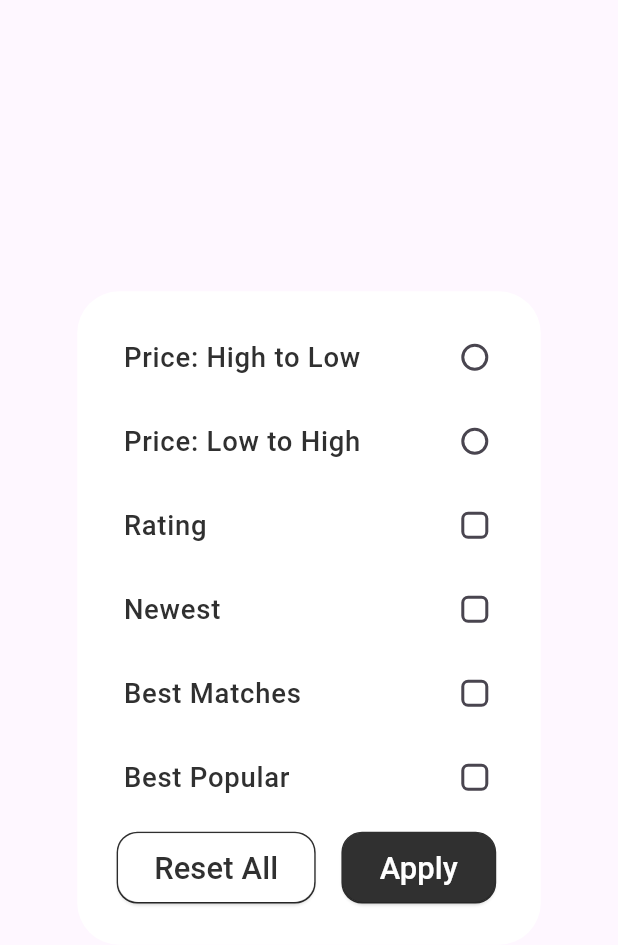
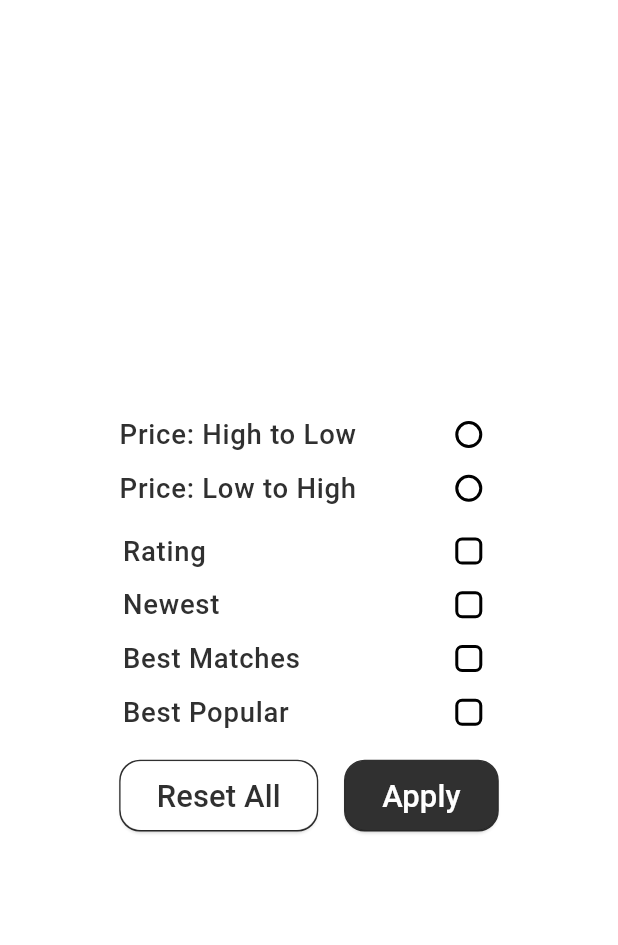
Before and after one commit to Emanpepars/la-mode, a Flutter app: the SortAlertDialog widget shown alone on an empty page, opened directly, on a phone screen of 412 x 824 dp. Shown: the top 945 px of the screen. Run offline on Flutter 3.47's test engine with Material 3 defaults, Android fonts, the phone set to English and light mode, and no system bars; our stand-ins replace badges, bloc, easy_localization, flutter_bloc, flutter_rating_bar, flutter_screenutil and 5 more; accounts and stored records are empty.

Commit message:
update sort dialog

```diff
--- a/lib/features/home/presentation/widgets/sort_alert_dialog.dart
+++ b/lib/features/home/presentation/widgets/sort_alert_dialog.dart
@@ -20,107 +20,53 @@
           crossAxisAlignment: CrossAxisAlignment.stretch,
           mainAxisSize: MainAxisSize.min,
           children: [
-            RadioListTile(
-              contentPadding: EdgeInsets.only(left: 6.w),
-              activeColor: AppColors.gold,
-              title: Text(
-                'Price: High to Low',
-                style: roboto16W500(),
-              ),
+            SortOptionTile(
+              title: 'Price: High to Low',
               value: 'price_high_to_low',
               groupValue: HomeCubit.get(context).selectedSortOption,
-              onChanged: (value) {
-                HomeCubit.get(context).onSingleFilterAlertChanged(value);
-              },
-              controlAffinity: ListTileControlAffinity.trailing,
             ),
-            RadioListTile(
-              contentPadding: EdgeInsets.only(left: 6.w),
-              activeColor: AppColors.gold,
-              title: Text(
-                'Price: Low to High',
-                style: roboto16W500(),
-              ),
+            SortOptionTile(
+              title: 'Price: Low to High',
               value: 'price_low_to_high',
               groupValue: HomeCubit.get(context).selectedSortOption,
-              onChanged: (value) {
-                HomeCubit.get(context).onSingleFilterAlertChanged(value);
-              },
-              controlAffinity: ListTileControlAffinity.trailing,
             ),
-            CheckboxListTile(
-              activeColor: AppColors.gold,
-              contentPadding: EdgeInsets.only(
-                left: 6.w,
-              ),
-              checkboxShape: RoundedRectangleBorder(
-                side: const BorderSide(
-                  color: AppColors.gold,
-                ),
-                borderRadius: BorderRadius.circular(4.sp),
-              ),
-              title: Text(
-                'Rating',
-                style: roboto16W500(),
-              ),
-              value: HomeCubit.get(context)
+            SizedBox(
+              height: 5.h,
+            ),
+            CuCheckBox(
+              title: 'Rating',
+              selectedFilterOption: 'Rating',
+              isChecked: HomeCubit.get(context)
                   .selectedFilterOptions
                   .contains('Rating'),
-              onChanged: (value) {
-                HomeCubit.get(context).onMultiSelectFilterAlert('Rating');
-              },
             ),
-            CheckboxListTile(
-              contentPadding: EdgeInsets.only(left: 6.w),
-              checkboxShape: RoundedRectangleBorder(
-                  borderRadius: BorderRadius.all(Radius.circular(4.sp))),
-              activeColor: AppColors.gold,
-              title: Text(
-                'Newest',
-                style: roboto16W500(),
-              ),
-              value: HomeCubit.get(context)
+            CuCheckBox(
+              title: 'Newest',
+              selectedFilterOption: 'newest',
+              isChecked: HomeCubit.get(context)
                   .selectedFilterOptions
                   .contains('newest'),
-              onChanged: (value) {
-                HomeCubit.get(context).onMultiSelectFilterAlert('newest');
-              },
             ),
-            CheckboxListTile(
-              contentPadding: EdgeInsets.only(left: 6.w),
-              checkboxShape: RoundedRectangleBorder(
-                  borderRadius: BorderRadius.all(Radius.circular(4.sp))),
-              activeColor: AppColors.gold,
-              title: Text(
-                'Best Matches',
-                style: roboto16W500(),
-              ),
-              value: HomeCubit.get(context)
+            CuCheckBox(
+              title: 'Best Matches',
+              selectedFilterOption: 'best_matches',
+              isChecked: HomeCubit.get(context)
                   .selectedFilterOptions
                   .contains('best_matches'),
-              onChanged: (value) {
-                HomeCubit.get(context).onMultiSelectFilterAlert('best_matches');
-              },
             ),
-            CheckboxListTile(
-              contentPadding: EdgeInsets.only(left: 6.w),
-              checkboxShape: RoundedRectangleBorder(
-                  borderRadius: BorderRadius.all(Radius.circular(4.sp))),
-              activeColor: AppColors.gold,
-              title: Text(
-                'Best Popular',
-                style: roboto16W500(),
-              ),
-              value: HomeCubit.get(context)
+            CuCheckBox(
+              title: 'Best Popular',
+              selectedFilterOption: 'best_popular',
+              isChecked: HomeCubit.get(context)
                   .selectedFilterOptions
                   .contains('best_popular'),
-              onChanged: (value) {
-                HomeCubit.get(context).onMultiSelectFilterAlert('best_popular');
-              },
+            ),
+            SizedBox(
+              height: 10.h,
             ),
             Container(
               height: 50.h,
-              padding: EdgeInsets.only(right: 5.w, left: 2.w, top: 4.h),
+              padding: EdgeInsets.only(top: 10.h),
               child: Row(
                 children: [
                   Expanded(
@@ -153,3 +99,75 @@
     );
   }
 }
+
+class CuCheckBox extends StatelessWidget {
+  final String title;
+  final String selectedFilterOption;
+
+  final bool isChecked;
+
+  const CuCheckBox(
+      {required this.title,
+      required this.isChecked,
+      required this.selectedFilterOption,
+      super.key});
+
+  @override
+  Widget build(BuildContext context) {
+    return SizedBox(
+      height: 30.h,
+      child: CheckboxListTile(
+        checkColor: Colors.white,
+        contentPadding: EdgeInsets.only(left: 2.w),
+        checkboxShape: RoundedRectangleBorder(
+          borderRadius: BorderRadius.all(
+            Radius.circular(4.sp),
+          ),
+        ),
+        activeColor: AppColors.gold,
+        title: Text(
+          title,
+          style: roboto16W500(),
+        ),
+        value: isChecked,
+        onChanged: (value) {
+          HomeCubit.get(context).onMultiSelectFilterAlert(selectedFilterOption);
+        },
+      ),
+    );
+  }
+}
+
+class SortOptionTile extends StatelessWidget {
+  final String title;
+  final String value;
+  final String groupValue;
+
+  const SortOptionTile({
+    super.key,
+    required this.title,
+    required this.value,
+    required this.groupValue,
+  });
+
+  @override
+  Widget build(BuildContext context) {
+    return SizedBox(
+      height: 30.h,
+      child: RadioListTile(
+        contentPadding: EdgeInsets.zero,
+        activeColor: AppColors.gold,
+        title: Text(
+          title,
+          style: roboto16W500(),
+        ),
+        value: value,
+        groupValue: groupValue,
+        onChanged: (value) {
+          HomeCubit.get(context).onSingleFilterAlertChanged(value);
+        },
+        controlAffinity: ListTileControlAffinity.trailing,
+      ),
+    );
+  }
+}
--- a/lib/main.dart
+++ b/lib/main.dart
@@ -1,6 +1,6 @@
 import 'package:easy_localization/easy_localization.dart';
 import 'package:flutter/material.dart';
-import 'package:model_viewer_plus/model_viewer_plus.dart';
+import 'app.dart';
 import 'core/utils/cache_helper.dart';
 
 void main() async {
@@ -24,24 +24,24 @@
   );
 }
 
-class MyApp extends StatelessWidget {
-  const MyApp({super.key});
-
-  @override
-  Widget build(BuildContext context) {
-    return MaterialApp(
-      home: Scaffold(
-        appBar: AppBar(title: const Text('Model Viewer')),
-        body: const ModelViewer(
-          backgroundColor: Color.fromARGB(0xFF, 0xEE, 0xEE, 0xEE),
-          src: 'assets/3d/sport_sneakers_3d_model.glb',
-          alt: 'A 3D model of an astronaut',
-          ar: true,
-          autoRotate: true,
-          iosSrc: 'assets/3d/sport_sneakers_3d_model.glb',
-          disableZoom: true,
-        ),
-      ),
-    );
-  }
-}
+// class MyApp extends StatelessWidget {
+//   const MyApp({super.key});
+//
+//   @override
+//   Widget build(BuildContext context) {
+//     return MaterialApp(
+//       home: Scaffold(
+//         appBar: AppBar(title: const Text('Model Viewer')),
+//         body: const ModelViewer(
+//           backgroundColor: Colors.transparent,
+//           src: 'assets/3d/sport_sneakers_3d_model.glb',
+//           alt: 'A 3D model of an sport sneakers',
+//           ar: true,
+//           autoRotate: true,
+//           iosSrc: 'assets/3d/sport_sneakers_3d_model.glb',
+//           disableZoom: true,
+//         ),
+//       ),
+//     );
+//   }
+// }
```
Also changed, not shown: 1 other file.
